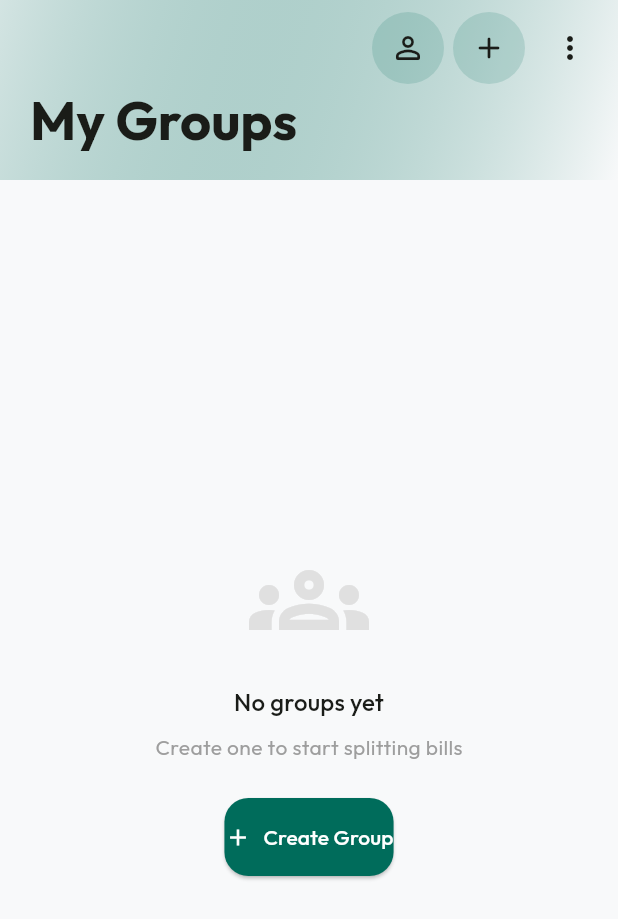
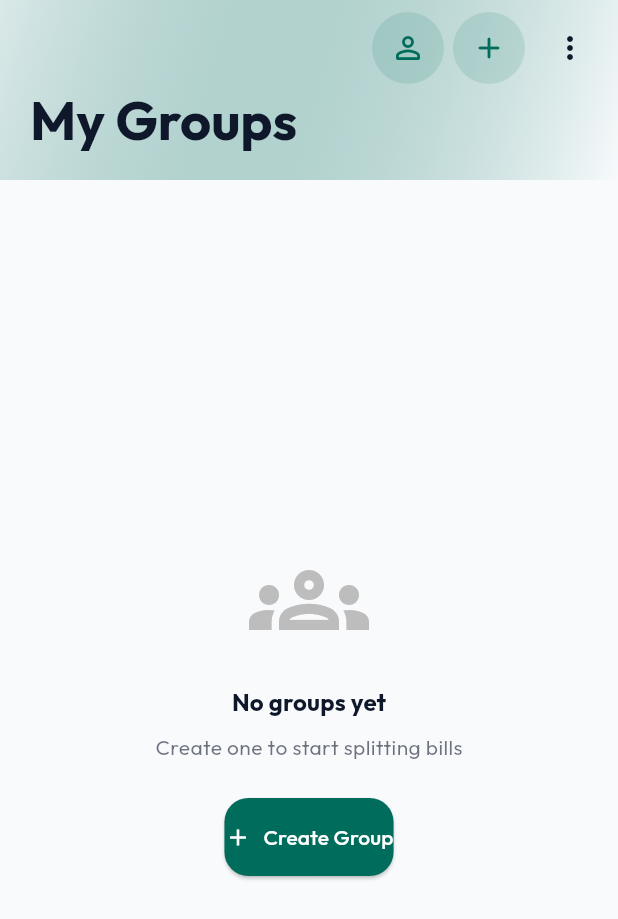
Before and after one commit to ANKITDANDOTIYA/split_x, a Flutter app: the screen it shows once a user with an empty profile is signed in, on a phone screen of 412 x 824 dp. Shown: the top 919 px of the screen. Run offline on Flutter 3.47's test engine with Material 3 defaults, Android fonts, the phone set to English and light mode, and no system bars; our stand-ins replace cloud_firestore, email_validator, firebase_auth, firebase_core, firebase_messaging, fl_chart and 6 more; accounts and stored records are empty.

Commit message:
Make The Light Theme UI better

```diff
--- a/lib/screens/group_list_screen.dart
+++ b/lib/screens/group_list_screen.dart
@@ -61,6 +61,9 @@ class _GroupListScreenState extends State<GroupListScreen>
   // ================= MAIN BUILD =================
   @override
   Widget build(BuildContext context) {
+    final theme = Theme.of(context);
+    final isDark = theme.brightness == Brightness.dark;
+
     return Scaffold(
       extendBodyBehindAppBar: true,
 
@@ -83,8 +86,9 @@ class _GroupListScreenState extends State<GroupListScreen>
                   titlePadding: const EdgeInsets.only(left: 20, bottom: 16),
                   title: Text(
                     "My Groups",
-                    style: Theme.of(context).textTheme.headlineSmall?.copyWith(
+                    style: theme.textTheme.headlineSmall?.copyWith(
                       fontWeight: FontWeight.bold,
+                      color: theme.colorScheme.onSurface,
                     ),
                   ),
                   stretchModes: const [
@@ -98,9 +102,14 @@ class _GroupListScreenState extends State<GroupListScreen>
                       gradient: LinearGradient(
                         begin: Alignment.topLeft,
                         end: Alignment.bottomRight,
-                        colors: [
-                          Theme.of(context).colorScheme.primary.withValues(alpha: 0.15),
-                          Theme.of(context).colorScheme.surface,
+                        colors: isDark
+                            ? [
+                                theme.colorScheme.primary.withValues(alpha: 0.2),
+                                theme.colorScheme.surface,
+                              ]
+                            : [
+                                theme.colorScheme.primary.withValues(alpha: 0.12),
+                                theme.scaffoldBackgroundColor,
                               ],
                       ),
                     ),
@@ -113,7 +122,7 @@ class _GroupListScreenState extends State<GroupListScreen>
                   Container(
                     margin: const EdgeInsets.only(right: 6),
                     decoration: BoxDecoration(
-                      color: Theme.of(context).colorScheme.primary.withValues(alpha: 0.15),
+                      color: theme.colorScheme.primary.withValues(alpha: 0.12),
                       shape: BoxShape.circle,
                     ),
                     child: IconButton(
@@ -126,7 +135,10 @@ class _GroupListScreenState extends State<GroupListScreen>
                           ),
                         );
                       },
-                      icon: const Icon(Icons.person_outline_rounded),
+                      icon: Icon(
+                        Icons.person_outline_rounded,
+                        color: theme.colorScheme.primary,
+                      ),
                     ),
                   ),
 
@@ -134,13 +146,16 @@ class _GroupListScreenState extends State<GroupListScreen>
                   Container(
                     margin: const EdgeInsets.only(right: 6),
                     decoration: BoxDecoration(
-                      color: Theme.of(context).colorScheme.primary.withValues(alpha: 0.15),
+                      color: theme.colorScheme.primary.withValues(alpha: 0.12),
                       shape: BoxShape.circle,
                     ),
                     child: IconButton(
                       tooltip: "Add group",
                       onPressed: () => showAddGroupBottomSheet(context),
-                      icon: const Icon(Icons.add_rounded),
+                      icon: Icon(
+                        Icons.add_rounded,
+                        color: theme.colorScheme.primary,
+                      ),
                     ),
                   ),
 
@@ -218,22 +233,25 @@ class _GroupListScreenState extends State<GroupListScreen>
                         Icon(
                           Icons.groups_outlined,
                           size: 80,
-                          color: Colors.grey[300],
+                          color: isDark ? Colors.grey[700] : Colors.grey[400],
                         ),
                         const SizedBox(height: 16),
                         Text(
                           "No groups yet",
-                          style: Theme.of(context).textTheme.titleMedium,
+                          style: theme.textTheme.titleMedium?.copyWith(
+                            fontWeight: FontWeight.bold,
+                          ),
                         ),
                         const SizedBox(height: 8),
-                        const Text(
+                        Text(
                           "Create one to start splitting bills",
-                          style: TextStyle(color: Colors.grey),
+                          style: TextStyle(
+                            color: theme.colorScheme.onSurface.withValues(alpha: 0.6),
+                          ),
                         ),
                         const SizedBox(height: 24),
                         ElevatedButton.icon(
                           onPressed: () => showAddGroupBottomSheet(context),
-
                           icon: const Icon(Icons.add),
                           label: const Text("Create Group"),
                         ),
@@ -275,6 +293,9 @@ class _GroupListScreenState extends State<GroupListScreen>
       int index,
       GroupService service,
       ) {
+    final theme = Theme.of(context);
+    final isDark = theme.brightness == Brightness.dark;
+
     // 🆕 staggered animation
     final animation = CurvedAnimation(
       parent: _controller,
@@ -305,8 +326,6 @@ class _GroupListScreenState extends State<GroupListScreen>
             );
           },
 
-
-
           onLongPress: () {
             showDeleteGroupBottomSheet(
               context: context,
@@ -314,8 +333,6 @@ class _GroupListScreenState extends State<GroupListScreen>
               onDelete: () => service.deleteGroup(group.id),
             );
           },
-
-
 
           child: Padding(
             padding: const EdgeInsets.all(20),
@@ -326,17 +343,22 @@ class _GroupListScreenState extends State<GroupListScreen>
                   width: 60,
                   height: 60,
                   decoration: BoxDecoration(
-                    color:
-                    Theme.of(context).colorScheme.primaryContainer,
+                    color: isDark
+                        ? theme.colorScheme.primary.withValues(alpha: 0.2)
+                        : theme.colorScheme.primary.withValues(alpha: 0.1),
                     borderRadius: BorderRadius.circular(16),
+                    border: Border.all(
+                      color: theme.colorScheme.primary.withValues(alpha: 0.2),
+                      width: 1,
+                    ),
                   ),
                   child: Center(
                     child: Text(
-                      group.name[0].toUpperCase(),
+                      group.name.isNotEmpty ? group.name[0].toUpperCase() : '?',
                       style: TextStyle(
-                        fontSize: 28,
+                        fontSize: 26,
                         fontWeight: FontWeight.bold,
-                        // color: Theme.of(context).colorScheme.primary,
+                        color: theme.colorScheme.primary,
                       ),
                     ),
                   ),
@@ -350,28 +372,30 @@ class _GroupListScreenState extends State<GroupListScreen>
                     children: [
                       Text(
                         group.name,
-                        style: const TextStyle(
-                          fontSize: 18,
+                        style: theme.textTheme.titleMedium?.copyWith(
                           fontWeight: FontWeight.bold,
                         ),
                       ),
                       const SizedBox(height: 4),
                       Text(
                         "${group.expenses.length} expenses • ${group.participants.length} people",
-                        style: TextStyle(color: Colors.grey[600]),
+                        style: TextStyle(
+                          fontSize: 13,
+                          color: theme.colorScheme.onSurface.withValues(alpha: 0.6),
                         ),
-                      const SizedBox(height: 6),
+                      ),
+                      const SizedBox(height: 8),
 
                       // 🆕 STATUS BADGE
                       Container(
                         padding: const EdgeInsets.symmetric(
-                          horizontal: 8,
+                          horizontal: 10,
                           vertical: 4,
                         ),
                         decoration: BoxDecoration(
                           color: group.expenses.isEmpty
-                              ? Colors.orange.withValues(alpha: 0.15)
-                              : Colors.green.withValues(alpha: 0.15),
+                              ? Colors.amber.withValues(alpha: isDark ? 0.2 : 0.15)
+                              : const Color(0xFF10B981).withValues(alpha: isDark ? 0.2 : 0.15),
                           borderRadius: BorderRadius.circular(12),
                         ),
                         child: Text(
@@ -379,11 +403,11 @@ class _GroupListScreenState extends State<GroupListScreen>
                               ? "No expenses"
                               : "Active",
                           style: TextStyle(
-                            fontSize: 10,
-                            fontWeight: FontWeight.bold,
+                            fontSize: 11,
+                            fontWeight: FontWeight.w700,
                             color: group.expenses.isEmpty
-                                ? Colors.orange
-                                : Colors.green,
+                                ? (isDark ? Colors.amber[300] : const Color(0xFFD97706))
+                                : (isDark ? Colors.green[300] : const Color(0xFF059669)),
                           ),
                         ),
                       ),
@@ -393,7 +417,11 @@ class _GroupListScreenState extends State<GroupListScreen>
 
                 Text(
                   DateFormat.MMMd().format(group.createdAt),
-                  style: TextStyle(color: Colors.grey[400], fontSize: 12),
+                  style: TextStyle(
+                    color: theme.colorScheme.onSurface.withValues(alpha: 0.45),
+                    fontSize: 12,
+                    fontWeight: FontWeight.w500,
+                  ),
                 ),
               ],
             ),
--- a/lib/screens/summary_screen.dart
+++ b/lib/screens/summary_screen.dart
@@ -295,7 +295,8 @@ class SummaryScreen extends StatelessWidget {
 
         return Scaffold(
           appBar: AppBar(title: const Text("Balances & Settlement")),
-          body: SingleChildScrollView(
+          body: SafeArea(
+            child: SingleChildScrollView(
               padding: const EdgeInsets.all(16),
               child: Column(
                 crossAxisAlignment: CrossAxisAlignment.start,
@@ -342,6 +343,7 @@ class SummaryScreen extends StatelessWidget {
                     );
                   }),
                 ],
+              ),
             ),
           ),
         );
--- a/lib/theme/app_theme.dart
+++ b/lib/theme/app_theme.dart
@@ -127,19 +127,23 @@ class AppTheme {
       brightness: Brightness.light,
       primary: primaryColor,
       onPrimary: Colors.white,
+      primaryContainer: const Color(0xFFE0F2FE),
+      onPrimaryContainer: const Color(0xFF003D33),
       secondary: secondaryColor,
       onSecondary: Colors.white,
+      secondaryContainer: const Color(0xFFF1F5F9),
+      onSecondaryContainer: const Color(0xFF334155),
       error: errorColor,
       onError: Colors.white,
-      surface: const Color(0xFFF8F9FA),
-      onSurface: const Color(0xFF1A1C18),
+      surface: Colors.white,
+      onSurface: const Color(0xFF0F172A),
     );
 
     return ThemeData(
       useMaterial3: true,
       brightness: Brightness.light,
       colorScheme: colorScheme,
-      scaffoldBackgroundColor: colorScheme.surface,
+      scaffoldBackgroundColor: const Color(0xFFF8FAFC),
 
       textTheme: GoogleFonts.outfitTextTheme(
         ThemeData.light().textTheme.apply(
@@ -160,10 +164,15 @@ class AppTheme {
       ),
 
       cardTheme: CardThemeData(
-        color: colorScheme.surface,
-        elevation: 0,
+        color: Colors.white,
+        elevation: 2,
+        shadowColor: const Color(0xFF0F172A).withValues(alpha: 0.06),
         shape: RoundedRectangleBorder(
           borderRadius: BorderRadius.circular(24),
+          side: BorderSide(
+            color: const Color(0xFFE2E8F0),
+            width: 1,
+          ),
         ),
       ),
 
@@ -180,7 +189,7 @@ class AppTheme {
 
       inputDecorationTheme: InputDecorationTheme(
         filled: true,
-        fillColor: const Color(0xFFF2F2F2),
+        fillColor: const Color(0xFFF1F5F9),
         border: OutlineInputBorder(
           borderRadius: BorderRadius.circular(16),
           borderSide: BorderSide.none,
```
Also changed, not shown: lib/widgets/settle_up_bottom_sheet.dart (+6 -2 lines). Lines whose indentation alone changed are shown as unchanged.
